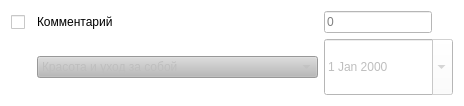
The window that nodewidget.ui (lim-bo/BudgetManager_ru) describes before a commit, drawn with Qt 5.
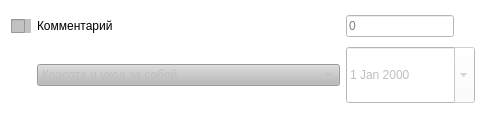
The same window after the commit.

Patch:
```diff
--- a/nodewidget.ui
+++ b/nodewidget.ui
@@ -6,8 +6,8 @@
    <rect>
     <x>0</x>
     <y>0</y>
-    <width>464</width>
-    <height>99</height>
+    <width>486</width>
+    <height>119</height>
    </rect>
   </property>
   <property name="windowTitle">
@@ -83,6 +83,9 @@
        <verstretch>0</verstretch>
       </sizepolicy>
      </property>
+     <property name="styleSheet">
+      <string notr="true">background-color: rgb(194, 194, 194);</string>
+     </property>
      <property name="text">
       <string/>
      </property>
@@ -97,7 +100,10 @@
       </sizepolicy>
      </property>
      <property name="styleSheet">
-      <string notr="true">color:rgb(0,0,0);</string>
+      <string notr="true">color:rgb(0,0,0);
+border-width: 15px;
+border-color: rgb(0,0,0);
+</string>
      </property>
      <property name="text">
       <string>Комментарий</string>
```
